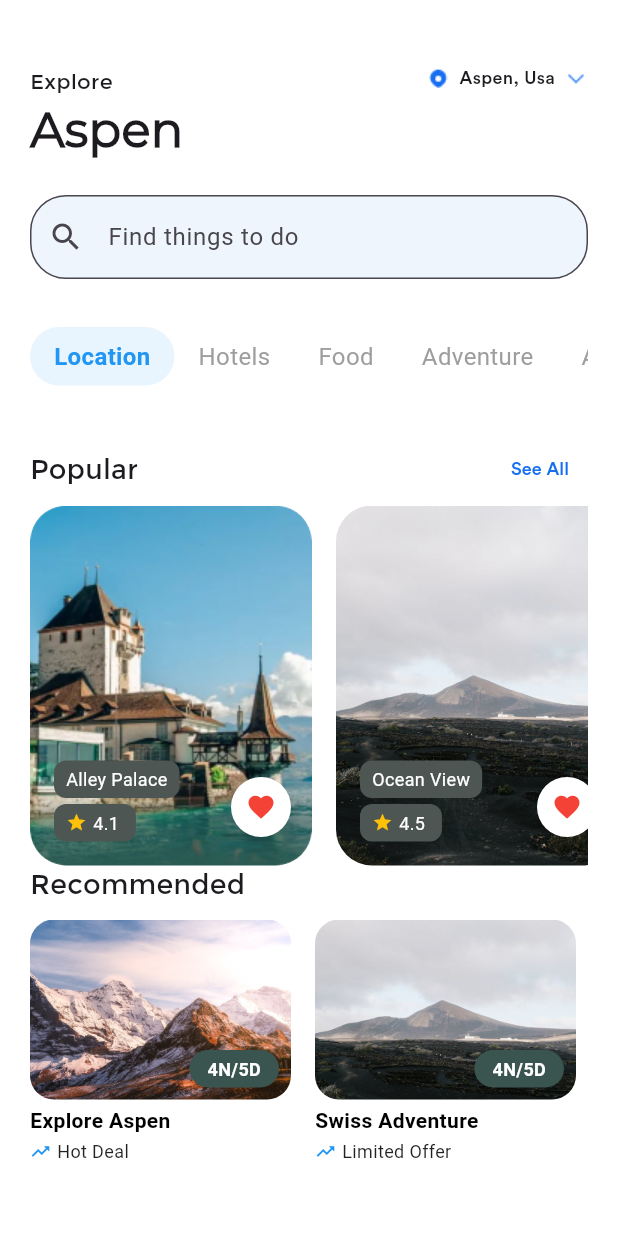
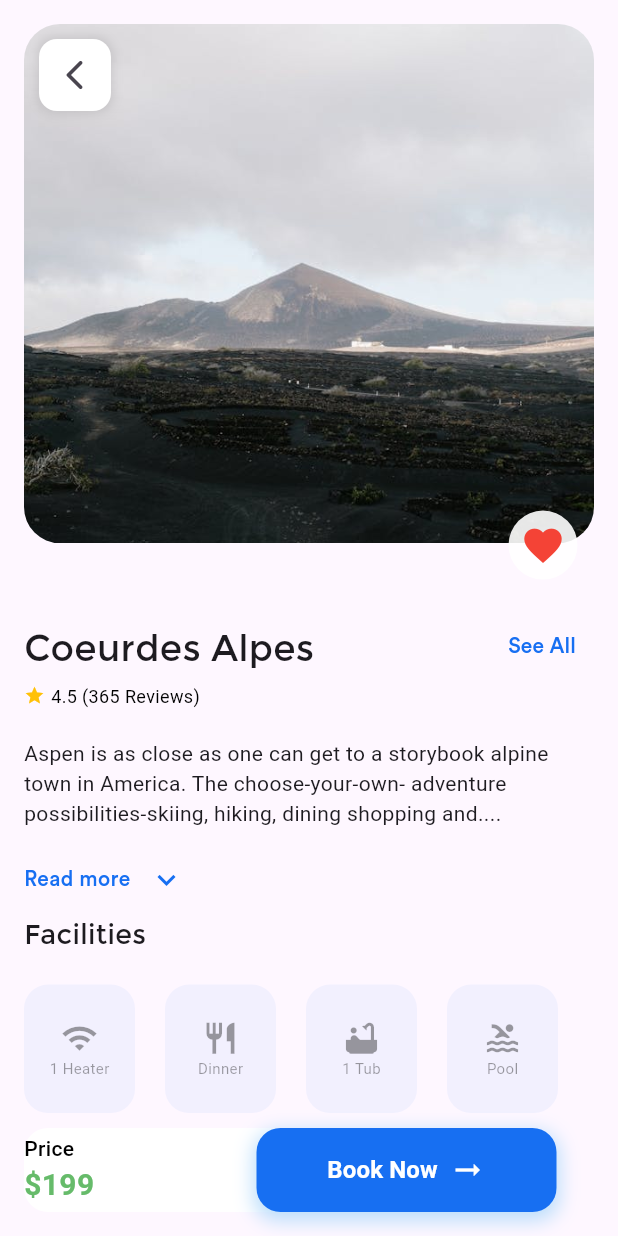
Before and after one commit to takiul-sumon/Travel-App, a Flutter app: the screen it shows after launch, on a phone screen of 412 x 824 dp. Run offline on Flutter 3.47's test engine with Material 3 defaults, Android fonts, the phone set to English and light mode, and no system bars; our stand-ins replace sizer.

Commit message:
last page

```diff
--- /dev/null
+++ b/lib/Hotel_Details.dart
@@ -0,0 +1,297 @@
+import 'package:flutter/material.dart';
+import 'package:sizer/sizer.dart';
+
+class HotelDetails extends StatelessWidget {
+  HotelDetails({super.key});
+  final List<Map<String, dynamic>> facilityHotel = [
+    {
+      'Icon': Icons.wifi,
+      'facility': '1 Heater',
+    },
+    {
+      'Icon': Icons.restaurant,
+      'facility': 'Dinner',
+    },
+    {
+      'Icon': Icons.bathtub,
+      'facility': '1 Tub',
+    },
+    {
+      'Icon': Icons.pool,
+      'facility': 'Pool',
+    },
+  ];
+
+  @override
+  Widget build(BuildContext context) {
+    return Scaffold(
+      body: Padding(
+        padding: const EdgeInsets.all(16),
+        child: Column(
+          children: [
+            Container(
+                height: 47.5.h,
+                width: 90.h,
+                child: Stack(
+                  children: [
+                    Container(
+                        height: 42.h,
+                        decoration: const BoxDecoration(
+                          image: DecorationImage(
+                            image: AssetImage('assets/photos/image2.jpg'),
+                            fit: BoxFit.cover,
+                          ),
+                          borderRadius:
+                              const BorderRadius.all(Radius.circular(24)),
+                        )),
+                    Positioned(
+                        left: 10,
+                        top: 10,
+                        child: Container(
+                          decoration: BoxDecoration(
+                              boxShadow: [
+                                BoxShadow(
+                                    color: Colors.black.withOpacity(.1),
+                                    blurRadius: 5,
+                                    spreadRadius: 1)
+                              ],
+                              color: Colors.white,
+                              shape: BoxShape.rectangle,
+                              borderRadius: BorderRadius.circular(12)),
+                          child: IconButton(
+                            onPressed: () {},
+                            icon: const Icon(Icons.arrow_back_ios_rounded),
+                          ),
+                        )),
+                    Positioned(
+                      right: 10,
+                      bottom: 20,
+                      child: IconButton(
+                        onPressed: () {},
+                        // padding: const EdgeInsets.all(8),
+                        style: ButtonStyle(
+                          shape: MaterialStateProperty.all<OutlinedBorder>(
+                            const CircleBorder(),
+                          ),
+                          backgroundColor: MaterialStateProperty.all<Color>(
+                            Colors.white.withOpacity(.9),
+                          ),
+                        ),
+                        icon: const Icon(
+                          Icons.favorite,
+                          color: Colors.red,
+                          size: 30,
+                        ),
+                      ),
+                    )
+                  ],
+                )),
+            Row(
+              mainAxisAlignment: MainAxisAlignment.spaceEvenly,
+              children: [
+                const Text(
+                  'Coeurdes Alpes',
+                  style: TextStyle(
+                    fontSize: 24,
+                    fontFamily: 'Montserrat',
+                  ),
+                ),
+                const Spacer(),
+                TextButton(
+                  onPressed: () {},
+                  style: const ButtonStyle(),
+                  child: const Text(
+                    'See All',
+                    style: TextStyle(
+                        fontSize: 14,
+                        fontFamily: 'circularxx',
+                        color: Color(0xff176FF2)),
+                  ),
+                ),
+              ],
+            ),
+            const Row(
+              children: [
+                const Icon(
+                  Icons.star, // Star icon
+                  color: Colors.amber, // Golden color for star
+                  size: 14,
+                ),
+                const SizedBox(width: 4),
+                Text(
+                  '4.5 (365 Reviews)', // Display the rating
+                  style: const TextStyle(
+                    color: Colors.black, // White color for text
+                    fontSize: 12,
+                  ),
+                ),
+                // Spacing between text and star
+              ],
+            ),
+            const SizedBox(
+              height: 20,
+            ),
+            const Text(
+                'Aspen is as close as one can get to a storybook alpine town in America. The choose-your-own- adventure possibilities-skiing, hiking, dining shopping and....'),
+            const SizedBox(
+              height: 10,
+            ),
+            Row(
+              // crossAxisAlignment: CrossAxisAlignment.start,
+              mainAxisAlignment: MainAxisAlignment.start,
+              children: [
+                GestureDetector(
+                  onTap: () {
+                    print('Read More tapped');
+                  },
+                  child: const Text(
+                    'Read more',
+                    style: TextStyle(
+                      fontSize: 14,
+                      fontFamily: 'circularxx',
+                      color: Color(0xff176FF2),
+                    ),
+                  ),
+                ),
+                IconButton(
+                  onPressed: () {},
+                  icon: const Icon(Icons.keyboard_arrow_down,
+                      color: Color(0xff176FF2)),
+                )
+              ],
+            ),
+            const Row(
+              mainAxisAlignment: MainAxisAlignment.start,
+              children: [
+                const Text(
+                  'Facilities',
+                  style: TextStyle(fontSize: 18, fontFamily: 'Montserrat'),
+                ),
+              ],
+            ),
+            const SizedBox(
+              height: 20,
+            ),
+            Expanded(
+              child: ListView.builder(
+                itemCount: facilityHotel.length,
+                scrollDirection: Axis.horizontal,
+                itemBuilder: (context, index) {
+                  return Padding(
+                    padding: const EdgeInsets.fromLTRB(0, 0, 20, 0),
+                    child: Container(
+                      height: 77,
+                      width: 74,
+                      decoration: BoxDecoration(
+                          borderRadius: BorderRadius.circular(
+                            16,
+                          ),
+                          color: Color(0xff176FF2).withOpacity(.05)),
+                      // color: Color(0xff176FF2).withOpacity(.05),
+                      child: Column(
+                        mainAxisAlignment: MainAxisAlignment.center,
+                        children: [
+                          Icon(
+                            facilityHotel[index]['Icon'] as IconData,
+                            color: Colors.black38,
+                            size: 25,
+                          ),
+                          Text(
+                            '${facilityHotel[index]['facility']}',
+                            style: const TextStyle(
+                                color: Colors.black38, fontSize: 10),
+                          )
+                        ],
+                      ),
+                    ),
+                  );
+                },
+              ),
+            ),SizedBox(height: 10,),
+            Row( mainAxisAlignment: MainAxisAlignment.start,
+              children: [
+                Container(
+              // padding: const EdgeInsets.symmetric(horizontal: 16),
+              height: 56,
+              width: 355,
+              decoration: BoxDecoration(
+                color: Colors.white,
+                borderRadius: BorderRadius.circular(16),
+              ),
+              child: Row(
+                mainAxisAlignment: MainAxisAlignment.spaceBetween,
+                children: [
+                  // Price Section
+                  Column(
+                    crossAxisAlignment: CrossAxisAlignment.start,
+                    mainAxisAlignment: MainAxisAlignment.center,
+                    children: [
+                      const Text(
+                        'Price',
+                        style: TextStyle(
+                          fontSize: 14,
+                          color: Colors.black,
+                          fontWeight: FontWeight.w500,
+                        ),
+                      ),
+                      Text(
+                        '\$199',
+                        style: TextStyle(
+                          fontSize: 20,
+                          fontWeight: FontWeight.bold,
+                          color: Colors.green.shade400,
+                        ),
+                      ),
+                    ],
+                  ),SizedBox(width: 55,),
+
+                  // "Book Now" Button
+                  Container(
+                    height: 56,
+                    width: 200,
+                    decoration: BoxDecoration(
+                      color: const Color(0xff176FF2),
+                      borderRadius: BorderRadius.circular(16),
+                      boxShadow: [
+                        BoxShadow(
+                          color: Colors.blue.shade100,
+                          blurRadius: 10,
+                          spreadRadius: 2,
+                          offset: const Offset(0, 4),
+                        ),
+                      ],
+                    ),
+                    child: TextButton(
+                      onPressed: () {},
+                      style: TextButton.styleFrom(
+                        foregroundColor: Colors.white,
+                        shape: RoundedRectangleBorder(
+                          borderRadius: BorderRadius.circular(16),
+                        ),
+                      ),
+                      child: Row(
+                        mainAxisAlignment: MainAxisAlignment.center,
+                        children: const [
+                          Text(
+                            'Book Now',
+                            style: TextStyle(
+                                fontSize: 16, fontWeight: FontWeight.bold),
+                          ),
+                          SizedBox(width: 8),
+                          Icon(Icons.arrow_right_alt,
+                              color: Colors.white, size: 24),
+                        ],
+                      ),
+                    ),
+                  ),
+                ],
+              ),
+            )
+              ],
+            )
+          ],
+        ),
+      ),
+    );
+  }
+}
--- a/lib/Splash_Screan.dart
+++ b/lib/Splash_Screan/Splash_Screan.dart
@@ -59,7 +59,7 @@ class Splash_Screan extends StatelessWidget {
                     height: 52,width: MediaQuery.of(context).size.width*.9,
                     child: ElevatedButton(
                       onPressed: () {
-                        Navigator.pushReplacement(context, MaterialPageRoute(builder: (context)=>ChooseHotel()));
+                        Navigator.push(context, MaterialPageRoute(builder: (context)=>const ChooseHotel()));
                       },
                       child: Text(
                         'Explore',
--- a/lib/dashboard.dart
+++ b/lib/dashboard.dart
@@ -40,23 +40,7 @@ class _ChooseHotelState extends State<ChooseHotel> {
     ];
 
 
-    final List<Map<String, String>> travelDeals = const [
-    {
-      'image': 'assets/photos/image1.jpg',
-      'title': 'Explore Aspen',
-      'deal': 'Hot Deal',
-    },
-    {
-      'image': 'assets/photos/image2.jpg',
-      'title': 'Swiss Adventure',
-      'deal': 'Limited Offer',
-    },
-    {
-      'image': 'assets/photos/image3.jpg',
-      'title': 'Paris Getaway',
-      'deal': 'Exclusive',
-    },
-  ];
+
 
     return Scaffold(
       backgroundColor: Colors.white,
--- a/lib/main.dart
+++ b/lib/main.dart
@@ -1,5 +1,6 @@
 import 'package:flutter/material.dart';
-import 'package:travel_app/dashboard.dart';
+import 'package:sizer/sizer.dart';
+import 'package:travel_app/Hotel_Details.dart';
 
 void main() {
   runApp(const MyApp());
@@ -11,9 +12,11 @@ class MyApp extends StatelessWidget {
   // This widget is the root of your application.
   @override
   Widget build(BuildContext context) {
-    return  MaterialApp(
-      title: 'Flutter Demo',
-      home: ChooseHotel(),
+    return Sizer(
+      builder: (p0, p1, p2) => MaterialApp(
+        title: 'Flutter Demo',
+        home: HotelDetails(),
+      ),
     );
   }
 }
--- a/pubspec.yaml
+++ b/pubspec.yaml
@@ -35,6 +35,7 @@ dependencies:
   # The following adds the Cupertino Icons font to your application.
   # Use with the CupertinoIcons class for iOS style icons.
   cupertino_icons: ^1.0.8
+  sizer: ^3.0.4
 
 dev_dependencies:
   flutter_test:
```
Also changed, not shown: pubspec.lock.
